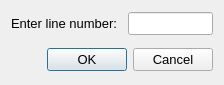
Qt form tools/debug/UI/GotoLine.ui (TrickPlay/Trickplay) before a commit.
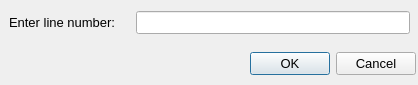
The same form after that commit.

What changed in the file:
```diff
--- a/tools/debug/UI/GotoLine.ui
+++ b/tools/debug/UI/GotoLine.ui
@@ -6,7 +6,7 @@
    <rect>
     <x>0</x>
     <y>0</y>
-    <width>224</width>
+    <width>418</width>
     <height>85</height>
    </rect>
   </property>
@@ -21,12 +21,15 @@
   <property name="modal">
    <bool>true</bool>
   </property>
-  <layout class="QGridLayout" name="gridLayout_2">
-   <property name="verticalSpacing">
-    <number>12</number>
-   </property>
-   <item row="1" column="0">
     <widget class="QDialogButtonBox" name="buttonBox">
+   <property name="geometry">
+    <rect>
+     <x>240</x>
+     <y>50</y>
+     <width>176</width>
+     <height>27</height>
+    </rect>
+   </property>
      <property name="orientation">
       <enum>Qt::Horizontal</enum>
      </property>
@@ -34,8 +37,33 @@
       <set>QDialogButtonBox::Cancel|QDialogButtonBox::Ok</set>
      </property>
     </widget>
-   </item>
-   <item row="0" column="0">
+  <widget class="QLabel" name="notification">
+   <property name="geometry">
+    <rect>
+     <x>10</x>
+     <y>50</y>
+     <width>201</width>
+     <height>26</height>
+    </rect>
+   </property>
+   <property name="font">
+    <font>
+     <pointsize>10</pointsize>
+    </font>
+   </property>
+   <property name="text">
+    <string/>
+   </property>
+  </widget>
+  <widget class="QWidget" name="">
+   <property name="geometry">
+    <rect>
+     <x>9</x>
+     <y>9</y>
+     <width>401</width>
+     <height>28</height>
+    </rect>
+   </property>
     <layout class="QGridLayout" name="gridLayout">
      <property name="horizontalSpacing">
       <number>10</number>
@@ -58,13 +86,12 @@
         </font>
        </property>
        <property name="text">
-        <string>Enter line number:</string>
+       <string>Enter line number:   </string>
        </property>
       </widget>
      </item>
     </layout>
-   </item>
-  </layout>
+  </widget>
  </widget>
  <resources/>
  <connections>
```
Lines whose indentation alone changed are shown as unchanged.
